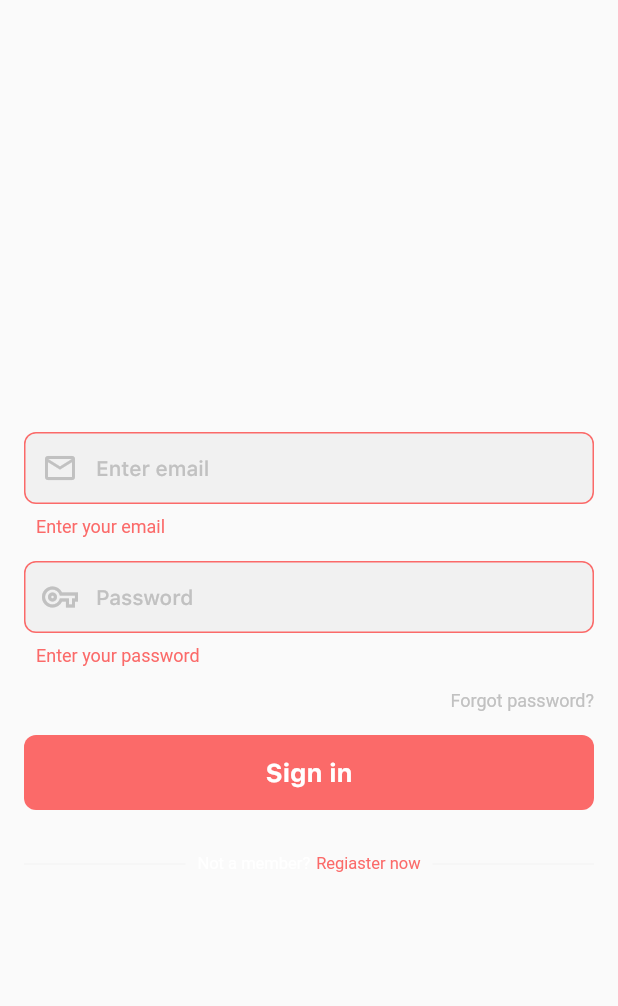
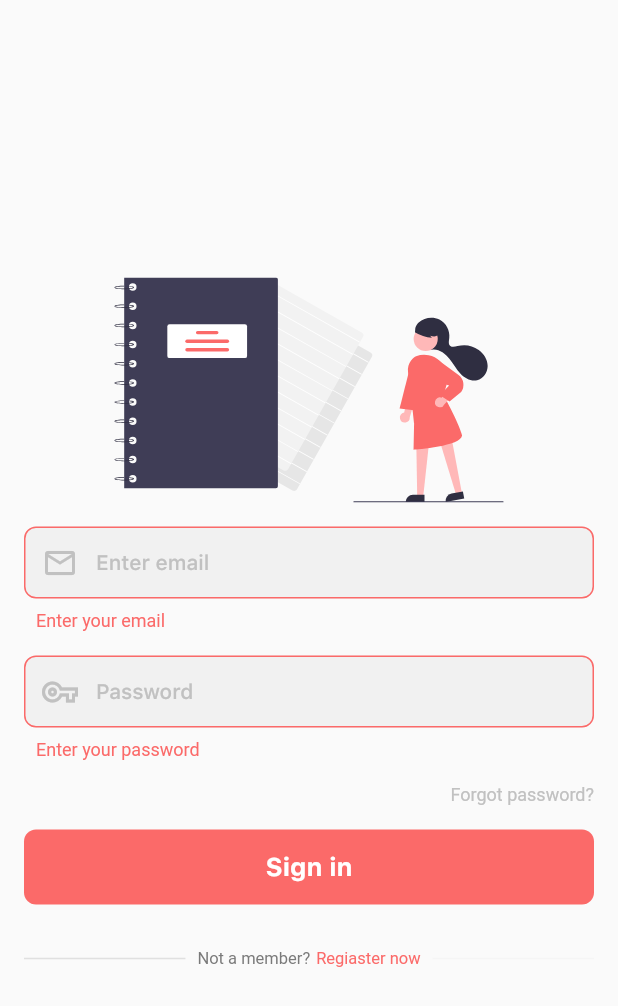
Before and after one commit to AhmedGamal905/notly, a Flutter app: the screen it shows after launch, after a tap on "Sign in", on a phone screen of 412 x 824 dp. Shown: the top 1006 px of the screen. Run offline on Flutter 3.47's test engine with Material 2 defaults, Android fonts, the phone set to English and light mode, and no system bars; drawn by our look-alikes of flutter_progress_hud; our stand-ins replace cloud_firestore, firebase_auth, firebase_core, flutter_svg, package_info, shared_preferences; accounts and stored records are empty; statements that could not run were skipped.

Commit message:
Final Edit

```diff
--- a/lib/Provider/ThemeProdiver.dart
+++ b/lib/Provider/ThemeProdiver.dart
@@ -1,41 +1,49 @@
 import 'package:flutter/material.dart';
 import 'package:notly/Helpers/Constant/Colors.dart';
-import 'package:provider/provider.dart';
-import 'package:shared_preferences/shared_preferences.dart';
+import 'package:notly/Services/PreferenceUtils.dart';
 
 class ThemeProvider extends ChangeNotifier {
-  ThemeData _selectedTheme;
+  PreferenceUtils _prefs;
+  ThemeData selectedTheme;
+
+  ThemeProvider() {
+    _prefs = PreferenceUtils.instancePreference;
+  }
+
+  bool get isDark => _prefs.getValue('isDark', hideDebugPrint: true);
+  String get nameTheme => this.isDark ? 'Dark' : 'Light';
+
   ThemeData light = ThemeData.light().copyWith(
     backgroundColor: CColors.whiteTheme,
-    accentColor: CColors.lightRedTheme,
-    textTheme: TextTheme(
-      bodyText1: TextStyle(
+    textTheme: ThemeData.light().textTheme.apply(
           fontFamily: 'SFProText',
         ),
+    primaryTextTheme: ThemeData.light().textTheme.apply(
+          fontFamily: 'SFProText',
         ),
   );
   ThemeData dark = ThemeData.dark().copyWith(
     backgroundColor: Color(0xff121212),
-    accentColor: CColors.lightRedTheme,
-    textTheme: TextTheme(
-      bodyText1: TextStyle(
+    textTheme: ThemeData.dark().textTheme.apply(
           fontFamily: 'SFProText',
         ),
+    primaryTextTheme: ThemeData.dark().textTheme.apply(
+          fontFamily: 'SFProText',
         ),
   );
-  ThemeProvider({bool isDark}) {
-    _selectedTheme = isDark ? dark : light;
+
+  void initTheme() {
+    selectedTheme = this.isDark ? dark : light;
+    notifyListeners();
   }
-  ThemeData get getTheme => _selectedTheme;
 
-  void changeTheme() async {
-    SharedPreferences prefs = await SharedPreferences.getInstance();
-    if (_selectedTheme == dark) {
-      _selectedTheme = light;
-      prefs.setBool('isDark', false);
+  void changeTheme() {
+    if (selectedTheme == dark) {
+      selectedTheme = light;
+      _prefs.saveValueWithKey('isDark', false);
     } else {
-      _selectedTheme = dark;
-      prefs.setBool('isDark', true);
+      selectedTheme = dark;
+      _prefs.saveValueWithKey('isDark', true);
     }
     notifyListeners();
   }
--- a/lib/Screens/AddNote.dart
+++ b/lib/Screens/AddNote.dart
@@ -13,8 +13,8 @@ class AddNote extends StatefulWidget {
 }
 
 class _AddNoteState extends State<AddNote> {
-  final firestoreInstance = FirebaseFirestore.instance;
-  final _formKey = GlobalKey<FormState>();
+  final FirebaseFirestore firestoreInstance = FirebaseFirestore.instance;
+  final GlobalKey<FormState> _formKey = GlobalKey<FormState>();
   TextEditingController _titleController;
   TextEditingController _noteController;
   int colorIndex;
--- a/lib/Screens/Auth/Login.dart
+++ b/lib/Screens/Auth/Login.dart
@@ -1,14 +1,13 @@
 import 'package:cloud_firestore/cloud_firestore.dart';
 import 'package:flutter/material.dart';
 import 'package:flutter_progress_hud/flutter_progress_hud.dart';
+import 'package:flutter_svg/flutter_svg.dart';
 import 'package:notly/Services/Authentication.dart';
-
 import 'package:firebase_auth/firebase_auth.dart';
 import 'package:notly/Helpers/Constant/Colors.dart';
 import 'package:notly/Screens/Home.dart';
 import 'package:notly/Widgets/CustomButton.dart';
 import 'package:notly/Widgets/CustomTextField.dart';
-import 'package:shared_preferences/shared_preferences.dart';
 
 class LogIn extends StatefulWidget {
   @override
@@ -17,8 +16,8 @@ class LogIn extends StatefulWidget {
 
 class _LogInState extends State<LogIn> {
   Auth _auth = Auth();
-  final _formKey = GlobalKey<FormState>();
-  final firestoreInstance = FirebaseFirestore.instance;
+  final GlobalKey<FormState> _formKey = GlobalKey<FormState>();
+  final FirebaseFirestore firestoreInstance = FirebaseFirestore.instance;
 
   TextEditingController _emailController;
   TextEditingController _passwordController;
@@ -46,9 +45,7 @@ class _LogInState extends State<LogIn> {
       UserCredential authResult =
           await _auth.signIn(_emailController.text, _passwordController.text);
       progress.dismiss();
-      String uid = authResult.user.uid.toString();
-      SharedPreferences userUid = await SharedPreferences.getInstance();
-      userUid.setString('UID', uid);
+
       if (authResult == null) {
         return;
       } else {
@@ -66,9 +63,15 @@ class _LogInState extends State<LogIn> {
             'Oh something went wrong!',
             style: TextStyle(
               fontSize: 19,
+              color: CColors.lightRedTheme,
             ),
           ),
-          content: Text(e.message),
+          content: Text(
+            e.message,
+            style: TextStyle(
+              color: CColors.lightBlackTheme,
+            ),
+          ),
           actions: <Widget>[
             TextButton(
               onPressed: () => Navigator.pop(context, 'Cancel'),
@@ -87,7 +90,6 @@ class _LogInState extends State<LogIn> {
 
   @override
   Widget build(BuildContext context) {
-    // final size = MediaQuery.of(context).size;
     return Scaffold(
       body: ProgressHUD(
         child: Builder(
@@ -99,7 +101,13 @@ class _LogInState extends State<LogIn> {
                 child: Column(
                   mainAxisAlignment: MainAxisAlignment.center,
                   children: [
-                    SizedBox(height: 40),
+                    Padding(
+                      padding: const EdgeInsets.all(8.0),
+                      child: SvgPicture.asset(
+                        "assets/images/notes.svg",
+                        height: 150,
+                      ),
+                    ),
                     CustomTextField(
                       maxLines: 1,
                       hint: "Enter email",
@@ -137,7 +145,8 @@ class _LogInState extends State<LogIn> {
                       child: Padding(
                         padding: const EdgeInsets.all(8.0),
                         child: GestureDetector(
-                          onTap: () {},
+                          onTap: () =>
+                              Navigator.pushNamed(context, '/ForgotPassword'),
                           child: Text(
                             "Forgot password?",
                             style: TextStyle(
@@ -161,7 +170,7 @@ class _LogInState extends State<LogIn> {
                       children: [
                         Expanded(
                           child: Divider(
-                            color: Colors.grey.shade100,
+                            color: Colors.grey.shade300,
                             thickness: 1,
                             indent: 8,
                             endIndent: 8,
@@ -173,6 +182,7 @@ class _LogInState extends State<LogIn> {
                               "Not a member?",
                               style: TextStyle(
                                 fontSize: 11,
+                                color: CColors.lightBlackTheme,
                               ),
                             ),
                             SizedBox(width: 4),
--- a/lib/Services/Authentication.dart
+++ b/lib/Services/Authentication.dart
@@ -1,7 +1,7 @@
 import 'package:firebase_auth/firebase_auth.dart';
 
 class Auth {
-  final _auth = FirebaseAuth.instance;
+  final FirebaseAuth _auth = FirebaseAuth.instance;
 
   Future<UserCredential> signUp(String email, String password) async {
     UserCredential authResult = await _auth.createUserWithEmailAndPassword(
@@ -9,10 +9,6 @@ class Auth {
       password: password,
     );
     return authResult;
-  }
-
-  Future<void> signOut() async {
-    await FirebaseAuth.instance.signOut();
   }
 
   Future<UserCredential> signIn(String email, String password) async {
@@ -24,6 +20,10 @@ class Auth {
     return authResult;
   }
 
+  Future<void> signOut() async {
+    await FirebaseAuth.instance.signOut();
+  }
+
   User getUser() {
     try {
       return FirebaseAuth.instance.currentUser;
--- a/lib/Services/FirebaseServices.dart
+++ b/lib/Services/FirebaseServices.dart
@@ -3,7 +3,7 @@ import 'package:notly/Services/Authentication.dart';
 
 class FirebaseServices {
   final _userUid = Auth().getUser().uid;
-  final firestoreInstance = FirebaseFirestore.instance;
+  final FirebaseFirestore firestoreInstance = FirebaseFirestore.instance;
 
   Stream getUserNotes() {
     return firestoreInstance
--- /dev/null
+++ b/lib/Services/PreferenceUtils.dart
@@ -0,0 +1,96 @@
+import 'package:flutter/services.dart' show PlatformException;
+import 'package:shared_preferences/shared_preferences.dart';
+
+class PreferenceUtils {
+  static SharedPreferences _preferences;
+  PreferenceUtils._();
+  static PreferenceUtils _instance = PreferenceUtils._();
+
+  static PreferenceUtils get instancePreference => _instance;
+
+  //* init the class in `main` function
+  static Future<void> init() async {
+    if (_preferences == null) {
+      _preferences = await SharedPreferences.getInstance();
+      print("Shared Preferences has been initiated");
+    }
+  }
+
+  /// `T` is the  `runTimeType` data which you are trying to save (`bool` - `String` - `double`)
+  Future<bool> saveValueWithKey<T>(String key, T value) async {
+    print("SharedPreferences: [Saving data] -> key: $key, value: $value");
+    assert(_instance != null);
+    assert(_preferences != null);
+    if (value is String) {
+      return await _preferences.setString(key, value);
+    } else if (value is bool) {
+      return await _preferences.setBool(key, value);
+    } else if (value is double) {
+      return await _preferences.setDouble(key, value);
+    } else if (value is int) {
+      return await _preferences.setInt(key, value);
+    } else if (value is List<String>) {
+      print("WARNING: You are trying to save a [value] of type [List<String>]");
+      await _preferences.setStringList(key, value);
+    } else {
+      throw "not a supported type";
+    }
+    return false;
+  }
+
+  ///not a `Future` method
+  E getValue<E>(
+    String key, {
+    bool bypassValueChecking = true,
+    bool hideDebugPrint = false,
+  }) {
+    assert(_preferences != null);
+    assert(_instance != null);
+    var value = _preferences.get(key);
+    if (value == null && !bypassValueChecking) {
+      throw PlatformException(
+        code: "SHARED_PREFERENCES_VALUE_CAN'T_BE_NULL",
+        message:
+            "You have ordered a value which doesn't exist in Shared Preferences",
+        details:
+            "Make sure you have saved the value in advance in order to get it back",
+      );
+    }
+    if (!hideDebugPrint)
+      print("SharedPreferences: [Reading data] -> key: $key, value: $value");
+    return value;
+  }
+
+  Future<bool> removeValueWithKey(String key) async {
+    var value = _preferences.get(key);
+    if (value == null) return true;
+    assert(_preferences != null);
+    assert(_instance != null);
+    print("SharedPreferences: [Removing data] -> key: $key, value: $value");
+    return await _preferences.remove(key);
+  }
+
+  Future<void> removeMultipleValuesWithKeys(List<String> keys) async {
+    assert(_preferences != null);
+    assert(_instance != null);
+    var value;
+    for (String key in keys) {
+      value = _preferences.get(key);
+      if (value == null) {
+        print(
+            "SharedPreferences: [Removing data] -> key: $key, value: {ERROR 'null' value}");
+        print("Skipping...");
+      } else {
+        await _preferences.remove(key);
+        print("SharedPreferences: [Removing data] -> key: $key, value: $value");
+      }
+    }
+    return;
+  }
+
+  Future<bool> clearAll() async {
+    assert(_preferences != null);
+    assert(_instance != null);
+    return await _preferences.clear();
+  }
+}
--- a/lib/main.dart
+++ b/lib/main.dart
@@ -1,26 +1,26 @@
 import 'package:firebase_core/firebase_core.dart';
 import 'package:flutter/material.dart';
+import 'package:notly/Services/PreferenceUtils.dart';
 import 'package:notly/Provider/ThemeProdiver.dart';
+import 'package:notly/Screens/Auth/ForgotPassword.dart';
 import 'package:notly/Services/Authentication.dart';
-import 'package:notly/Helpers/Constant/Colors.dart';
 import 'package:notly/Screens/AddNote.dart';
 import 'package:notly/Screens/Auth/Login.dart';
 import 'package:notly/Screens/Auth/SignUp.dart';
-
 import 'package:notly/Screens/Home.dart';
 import 'package:notly/Screens/ViewNote.dart';
 import 'package:provider/provider.dart';
-import 'package:shared_preferences/shared_preferences.dart';
 
 Future<void> main() async {
   WidgetsFlutterBinding.ensureInitialized();
   await Firebase.initializeApp();
-  SharedPreferences prefs = await SharedPreferences.getInstance();
+  await PreferenceUtils.init();
   runApp(
-    ChangeNotifierProvider<ThemeProvider>(
+    MultiProvider(
+      providers: [
+        ChangeNotifierProvider(create: (context) => ThemeProvider()),
+      ],
       child: MyApp(),
-      create: (BuildContext context) =>
-          ThemeProvider(isDark: prefs.get('isDark') ?? false),
     ),
   );
 }
@@ -36,10 +36,11 @@ class _MyAppState extends State<MyApp> {
   @override
   void initState() {
     super.initState();
-    checkIfLogged();
+    Future.microtask(() => context.read<ThemeProvider>().initTheme());
+    _checkIfLogged();
   }
 
-  checkIfLogged() {
+  void _checkIfLogged() {
     if (_auth.getUser() == null) {
       _currentScreen = LogIn();
     } else {
@@ -49,11 +50,9 @@ class _MyAppState extends State<MyApp> {
 
   @override
   Widget build(BuildContext context) {
-    return Consumer<ThemeProvider>(
-      builder: (context, themeProvider, child) {
     return MaterialApp(
       debugShowCheckedModeBanner: false,
-          theme: themeProvider.getTheme,
+      theme: context.watch<ThemeProvider>().selectedTheme,
       home: _currentScreen,
       routes: {
         '/Home': (context) => Home(),
@@ -61,8 +60,7 @@ class _MyAppState extends State<MyApp> {
         '/LogIn': (context) => LogIn(),
         '/ViewNote': (context) => ViewNote(),
         '/AddNote': (context) => AddNote(),
-          },
-        );
+        '/ForgotPassword': (context) => ForgotPassword(),
       },
     );
   }
--- a/pubspec.yaml
+++ b/pubspec.yaml
@@ -36,6 +36,8 @@ dependencies:
   cloud_firestore: ^2.5.3
   firebase_database: ^7.1.0
   flutter_progress_hud: ^2.0.0
+  package_info: ^2.0.2
+  flutter_svg: ^0.23.0+1
   shared_preferences: ^2.0.8
   provider: ^6.0.0
   flutter_staggered_grid_view: ^0.4.1
```
Also changed, not shown: lib/Screens/Auth/ForgotPassword.dart (added, +132 -0 lines), lib/Screens/Auth/SignUp.dart (+23 -34 lines), lib/Screens/Home.dart (+24 -40 lines), assets/images/notes.svg (added), pubspec.lock. Lines whose indentation alone changed are shown as unchanged.
